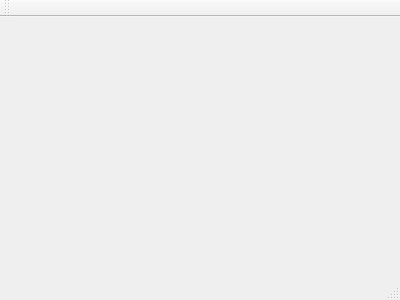
Qt form mainwindow.ui (cmargiotta/funcplotter) before a commit.
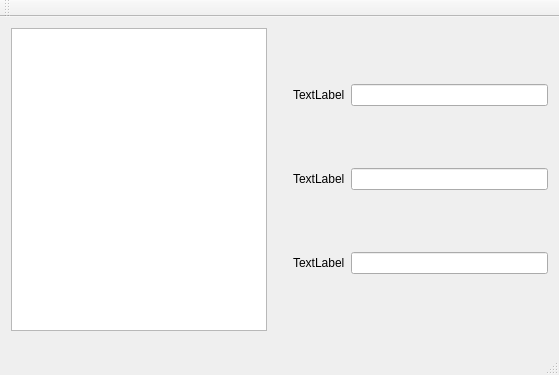
The same form after that commit.

Commit message: Accennata una UI, da terminare.

```diff
--- a/mainwindow.ui
+++ b/mainwindow.ui
@@ -1,24 +1,108 @@
 <ui version="4.0">
  <class>MainWindow</class>
- <widget class="QMainWindow" name="MainWindow" >
-  <property name="geometry" >
+ <widget class="QMainWindow" name="MainWindow">
+  <property name="geometry">
    <rect>
     <x>0</x>
     <y>0</y>
-    <width>400</width>
-    <height>300</height>
+    <width>559</width>
+    <height>375</height>
    </rect>
   </property>
-  <property name="windowTitle" >
+  <property name="maximumSize">
+   <size>
+    <width>559</width>
+    <height>375</height>
+   </size>
+  </property>
+  <property name="windowTitle">
    <string>MainWindow</string>
   </property>
-  <widget class="QMenuBar" name="menuBar" />
-  <widget class="QToolBar" name="mainToolBar" />
-  <widget class="QWidget" name="centralWidget" />
-  <widget class="QStatusBar" name="statusBar" />
+  <widget class="QWidget" name="centralWidget">
+   <property name="maximumSize">
+    <size>
+     <width>559</width>
+     <height>325</height>
+    </size>
+   </property>
+   <layout class="QGridLayout" name="gridLayout_5">
+    <item row="0" column="0">
+     <layout class="QGridLayout" name="gridLayout_4">
+      <item row="0" column="2">
+       <layout class="QGridLayout" name="gridLayout">
+        <item row="1" column="0">
+         <widget class="QLabel" name="label_2">
+          <property name="text">
+           <string>TextLabel</string>
+          </property>
+         </widget>
+        </item>
+        <item row="0" column="1">
+         <widget class="QLineEdit" name="lineEdit"/>
+        </item>
+        <item row="2" column="1">
+         <widget class="QLineEdit" name="lineEdit_3"/>
+        </item>
+        <item row="0" column="0">
+         <widget class="QLabel" name="label">
+          <property name="text">
+           <string>TextLabel</string>
+          </property>
+         </widget>
+        </item>
+        <item row="1" column="1">
+         <widget class="QLineEdit" name="lineEdit_2"/>
+        </item>
+        <item row="2" column="0">
+         <widget class="QLabel" name="label_3">
+          <property name="text">
+           <string>TextLabel</string>
+          </property>
+         </widget>
+        </item>
+       </layout>
+      </item>
+      <item row="0" column="0">
+       <widget class="QGraphicsView" name="graphicsView"/>
+      </item>
+      <item row="0" column="1">
+       <spacer name="verticalSpacer">
+        <property name="orientation">
+         <enum>Qt::Vertical</enum>
+        </property>
+        <property name="sizeHint" stdset="0">
+         <size>
+          <width>20</width>
+          <height>40</height>
+         </size>
+        </property>
+       </spacer>
+      </item>
+     </layout>
+    </item>
+   </layout>
+  </widget>
+  <widget class="QMenuBar" name="menuBar">
+   <property name="geometry">
+    <rect>
+     <x>0</x>
+     <y>0</y>
+     <width>559</width>
+     <height>18</height>
+    </rect>
+   </property>
+  </widget>
+  <widget class="QToolBar" name="mainToolBar">
+   <attribute name="toolBarArea">
+    <enum>TopToolBarArea</enum>
+   </attribute>
+   <attribute name="toolBarBreak">
+    <bool>false</bool>
+   </attribute>
+  </widget>
+  <widget class="QStatusBar" name="statusBar"/>
  </widget>
- <layoutDefault spacing="6" margin="11" />
- <pixmapfunction></pixmapfunction>
+ <layoutdefault spacing="6" margin="11"/>
  <resources/>
  <connections/>
 </ui>
```
Left out of the diff: 1 changed line with no effect on the pictures.
